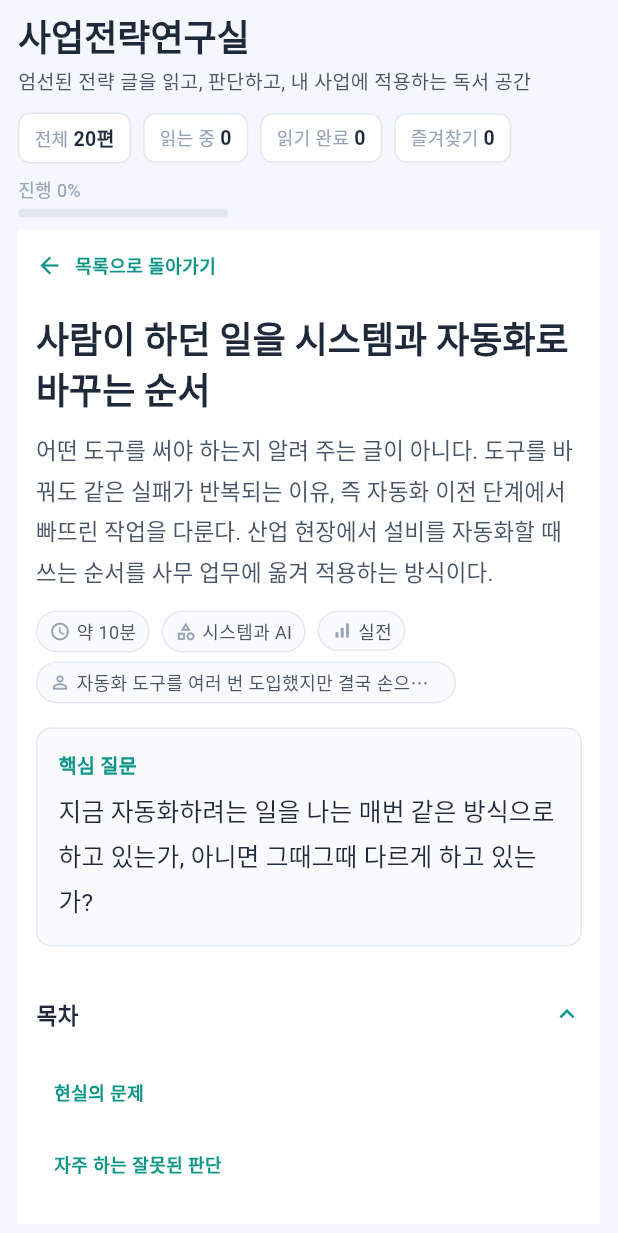
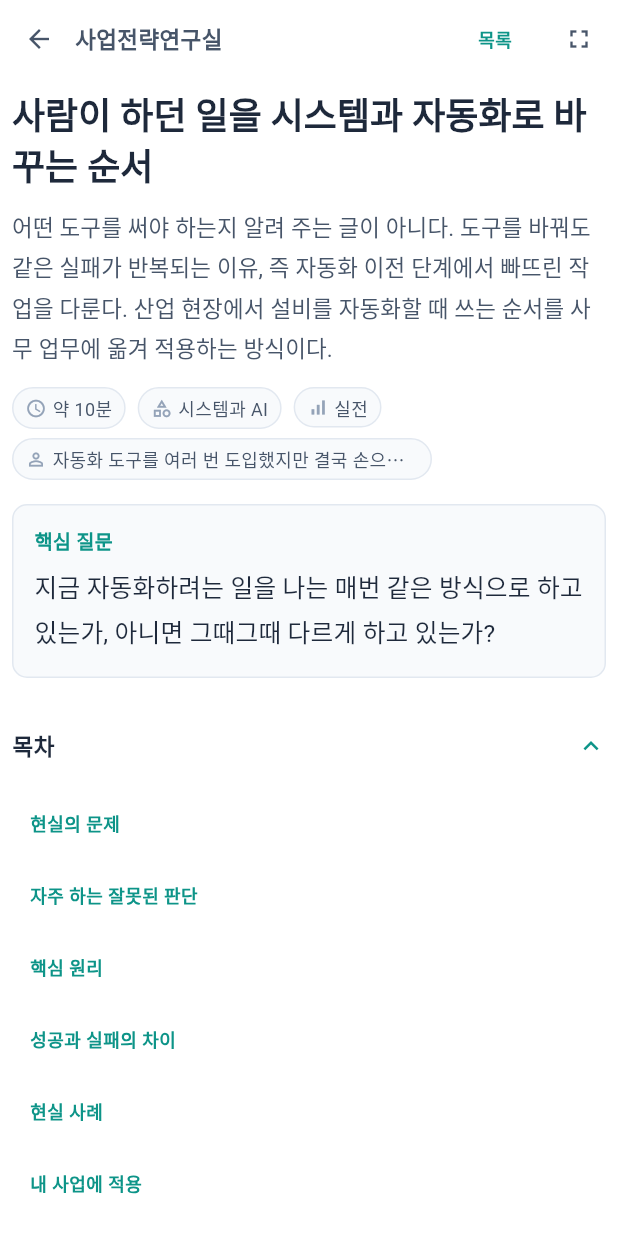
Before and after one commit to jtjeon73-hue/SotongwareControl, a Flutter app: the BusinessStudyScreen widget shown alone on an empty page, opened directly, on a phone screen of 412 x 824 dp. Shown: the top 1233 px of the screen. Run offline on Flutter 3.47's test engine with Material 3 defaults, Android fonts, the phone set to English and light mode, and no system bars; our stand-ins replace cloud_firestore, firebase_auth, firebase_core, shared_preferences, web; missing offline and left inert: dart:js_interop; accounts and stored records are empty; statements that could not run were skipped.

Commit message:
fix: 사업전략연구실 모바일에서 본문 읽기 공간을 최대화한다
셸 헤더·연구실 헤더·필터가 본문을 가리던 구조를 모바일 전용 52px 바와 BottomSheet 목록으로 분리한다.

Co-authored-by: Cursor <cursoragent@cursor.com>

```diff
--- a/lib/screens/business_study_screen.dart
+++ b/lib/screens/business_study_screen.dart
@@ -24,7 +24,17 @@ const _sectionTitleStyle = TextStyle(
 );
 
 class BusinessStudyScreen extends StatefulWidget {
-  const BusinessStudyScreen({super.key});
+  const BusinessStudyScreen({
+    super.key,
+    this.onImmersiveModeChanged,
+    this.onOpenDrawer,
+  });
+
+  /// 모바일 읽기/전체화면 시 총관제 셸 헤더를 숨기도록 알림.
+  final ValueChanged<bool>? onImmersiveModeChanged;
+
+  /// 셸 헤더가 숨겨진 모바일에서 사이드 메뉴(드로어)를 연다.
+  final VoidCallback? onOpenDrawer;
 
   @override
   State<BusinessStudyScreen> createState() => _BusinessStudyScreenState();
@@ -51,7 +61,7 @@ class _BusinessStudyScreenState extends State<BusinessStudyScreen> {
   var _tocExpanded = true;
   var _listCollapsed = false;
   var _fullscreenReading = false;
-  double? _savedListOffset;
+  var _shellImmersiveRequested = false;
 
   @override
   void initState() {
@@ -62,14 +72,6 @@ class _BusinessStudyScreenState extends State<BusinessStudyScreen> {
       );
     });
     _loadAll();
-  }
-
-  @override
-  void dispose() {
-    _searchController.dispose();
-    _listScrollController.dispose();
-    _detailScrollController.dispose();
-    super.dispose();
   }
 
   Future<void> _loadAll() async {
@@ -176,20 +178,193 @@ class _BusinessStudyScreenState extends State<BusinessStudyScreen> {
   }
 
   Future<void> _selectArticle(String id, {required bool isWide}) async {
-    if (!isWide) {
-      _savedListOffset = _listScrollController.hasClients
-          ? _listScrollController.offset
-          : null;
-    }
+    final same = _selectedId == id;
     setState(() => _selectedId = id);
     await _store.saveLastOpenedId(id);
     final status = _statuses[id] ?? 'unread';
     if (status == 'unread') {
       await _setStatus(id, 'reading');
     }
-    if (_detailScrollController.hasClients) {
+    if (!same && _detailScrollController.hasClients) {
       _detailScrollController.jumpTo(0);
     }
+  }
+
+  void _setFullscreen(bool value) {
+    setState(() => _fullscreenReading = value);
+  }
+
+  void _syncShellImmersive(bool isWide) {
+    // 모바일 사업전략연구실: 셸 헤더를 숨겨 본문 높이를 확보한다.
+    final hide = !isWide;
+    if (_shellImmersiveRequested == hide) return;
+    _shellImmersiveRequested = hide;
+    WidgetsBinding.instance.addPostFrameCallback((_) {
+      if (!mounted) return;
+      widget.onImmersiveModeChanged?.call(hide);
+    });
+  }
+
+  Future<void> _openMobileArticleSheet() async {
+    await showModalBottomSheet<void>(
+      context: context,
+      isScrollControlled: true,
+      useSafeArea: true,
+      backgroundColor: ControlColors.surface,
+      builder: (ctx) {
+        final height = MediaQuery.sizeOf(ctx).height * 0.88;
+        return StatefulBuilder(
+          builder: (ctx, setModalState) {
+            return SizedBox(
+              height: height,
+              child: Column(
+                crossAxisAlignment: CrossAxisAlignment.stretch,
+                children: [
+                  Padding(
+                    padding: const EdgeInsets.fromLTRB(12, 10, 8, 4),
+                    child: Row(
+                      children: [
+                        const Expanded(
+                          child: Text(
+                            '연구주제 목록',
+                            style: TextStyle(
+                              fontWeight: FontWeight.w700,
+                              fontSize: 16,
+                            ),
+                          ),
+                        ),
+                        IconButton(
+                          tooltip: '닫기',
+                          onPressed: () => Navigator.pop(ctx),
+                          icon: const Icon(Icons.close),
+                        ),
+                      ],
+                    ),
+                  ),
+                  Padding(
+                    padding: const EdgeInsets.symmetric(horizontal: 12),
+                    child: _FilterRow(
+                      searchController: _searchController,
+                      categoryFilter: _categoryFilter,
+                      quickFilter: _quickFilter,
+                      onCategoryChanged: (v) {
+                        setState(() => _categoryFilter = v);
+                        setModalState(() {});
+                      },
+                      onQuickFilterChanged: (v) {
+                        setState(() => _quickFilter = v);
+                        setModalState(() {});
+                      },
+                    ),
+                  ),
+                  const SizedBox(height: 8),
+                  Expanded(
+                    child: _ArticleList(
+                      articles: _filteredArticles,
+                      selectedId: _selectedId,
+                      statuses: _statuses,
+                      favorites: _favorites,
+                      scrollController: _listScrollController,
+                      onSelect: (id) async {
+                        Navigator.pop(ctx);
+                        await _selectArticle(id, isWide: false);
+                      },
+                    ),
+                  ),
+                ],
+              ),
+            );
+          },
+        );
+      },
+    );
+  }
+
+  Widget _mobileCompactBar({required bool fullscreen}) {
+    const barHeight = 52.0;
+    if (fullscreen) {
+      return SizedBox(
+        height: barHeight,
+        child: Material(
+          color: ControlColors.surface,
+          child: Row(
+            children: [
+              TextButton(
+                onPressed: () => _setFullscreen(false),
+                child: const Text('전체화면 종료'),
+              ),
+              const Spacer(),
+            ],
+          ),
+        ),
+      );
+    }
+    return SizedBox(
+      height: barHeight,
+      child: Material(
+        color: ControlColors.surface,
+        child: Padding(
+          padding: const EdgeInsets.symmetric(horizontal: 2),
+          child: Row(
+            children: [
+              IconButton(
+                tooltip: widget.onOpenDrawer != null ? '메뉴' : '목록',
+                onPressed: widget.onOpenDrawer ?? _openMobileArticleSheet,
+                icon: Icon(
+                  widget.onOpenDrawer != null ? Icons.menu : Icons.arrow_back,
+                ),
+              ),
+              const Expanded(
+                child: Text(
+                  '사업전략연구실',
+                  maxLines: 1,
+                  overflow: TextOverflow.ellipsis,
+                  style: TextStyle(fontWeight: FontWeight.w700, fontSize: 15),
+                ),
+              ),
+              TextButton(
+                onPressed: _openMobileArticleSheet,
+                child: const Text('목록'),
+              ),
+              IconButton(
+                tooltip: '전체화면 읽기',
+                onPressed: () => _setFullscreen(true),
+                icon: const Icon(Icons.fullscreen),
+              ),
+            ],
+          ),
+        ),
+      ),
+    );
+  }
+
+  Widget _buildReadingPane(
+    StrategyArticle selected, {
+    required bool compactChrome,
+    required bool tocExpanded,
+    VoidCallback? onBack,
+  }) {
+    return _ReadingPane(
+      article: selected,
+      scrollController: _detailScrollController,
+      sectionKeys: _sectionKeys,
+      status: _statuses[selected.id] ?? 'unread',
+      isFavorite: _favorites.contains(selected.id),
+      memo: _memos[selected.id] ?? '',
+      applyNote: _applyNotes[selected.id] ?? '',
+      actionChecks: _actionChecks,
+      tocExpanded: tocExpanded,
+      onTocExpanded: (v) => setState(() => _tocExpanded = v),
+      onBack: onBack,
+      onSetStatus: _setStatus,
+      onToggleFavorite: _toggleFavorite,
+      onSaveMemo: _saveMemo,
+      onSaveApplyNote: _saveApplyNote,
+      onToggleAction: _toggleAction,
+      onNavigate: _navigateArticle,
+      onScrollToSection: _scrollToSection,
+      compactChrome: compactChrome,
+    );
   }
 
   Future<void> _setStatus(String articleId, String status) async {
@@ -257,7 +432,8 @@ class _BusinessStudyScreenState extends State<BusinessStudyScreen> {
         : list.indexWhere((a) => a.id == current.id);
     final safeIndex = currentIndex < 0 ? 0 : currentIndex;
     final nextIndex = (safeIndex + delta).clamp(0, list.length - 1);
-    _selectArticle(list[nextIndex].id, isWide: true);
+    final isWide = MediaQuery.sizeOf(context).width >= 900;
+    _selectArticle(list[nextIndex].id, isWide: isWide);
   }
 
   void _scrollToSection(String key) {
@@ -271,19 +447,15 @@ class _BusinessStudyScreenState extends State<BusinessStudyScreen> {
     );
   }
 
-  void _backToList() {
-    setState(() => _selectedId = null);
-    WidgetsBinding.instance.addPostFrameCallback((_) {
-      if (!mounted) return;
-      if (_savedListOffset != null && _listScrollController.hasClients) {
-        _listScrollController.jumpTo(
-          _savedListOffset!.clamp(
-            0.0,
-            _listScrollController.position.maxScrollExtent,
-          ),
-        );
+  @override
+  void dispose() {
+    if (_shellImmersiveRequested) {
+      widget.onImmersiveModeChanged?.call(false);
     }
-    });
+    _searchController.dispose();
+    _listScrollController.dispose();
+    _detailScrollController.dispose();
+    super.dispose();
   }
 
   @override
@@ -302,10 +474,7 @@ class _BusinessStudyScreenState extends State<BusinessStudyScreen> {
       builder: (context, constraints) {
         final isWide = constraints.maxWidth >= 900;
         final selected = _selectedArticle;
-
-        // 데스크톱: 항상 본문 표시. 모바일: 선택 시에만 상세.
-        final showDetail = isWide || selected != null;
-        final showList = isWide || selected == null;
+        _syncShellImmersive(isWide);
 
         return Focus(
           autofocus: true,
@@ -323,11 +492,67 @@ class _BusinessStudyScreenState extends State<BusinessStudyScreen> {
             }
             return KeyEventResult.ignored;
           },
-          child: Padding(
+          child: isWide ? _buildDesktop(selected) : _buildMobile(selected),
+        );
+      },
+    );
+  }
+
+  Widget _buildMobile(StrategyArticle? selected) {
+    // 모바일: 52px 바만 고정. 목록은 BottomSheet. 본문이 나머지 전체.
+    return ColoredBox(
+      color: ControlColors.surface,
+      child: Column(
+        crossAxisAlignment: CrossAxisAlignment.stretch,
+        children: [
+          _mobileCompactBar(fullscreen: _fullscreenReading),
+          Expanded(
+            child: selected == null
+                ? Padding(
+                    padding: const EdgeInsets.fromLTRB(8, 0, 8, 8),
+                    child: Column(
+                      children: [
+                        _FilterRow(
+                          searchController: _searchController,
+                          categoryFilter: _categoryFilter,
+                          quickFilter: _quickFilter,
+                          onCategoryChanged: (v) =>
+                              setState(() => _categoryFilter = v),
+                          onQuickFilterChanged: (v) =>
+                              setState(() => _quickFilter = v),
+                        ),
+                        const SizedBox(height: 8),
+                        Expanded(
+                          child: _ArticleList(
+                            articles: _filteredArticles,
+                            selectedId: null,
+                            statuses: _statuses,
+                            favorites: _favorites,
+                            scrollController: _listScrollController,
+                            onSelect: (id) => _selectArticle(id, isWide: false),
+                          ),
+                        ),
+                      ],
+                    ),
+                  )
+                : _buildReadingPane(
+                    selected,
+                    compactChrome: true,
+                    tocExpanded: _fullscreenReading ? false : _tocExpanded,
+                    onBack: null,
+                  ),
+          ),
+        ],
+      ),
+    );
+  }
+
+  Widget _buildDesktop(StrategyArticle? selected) {
+    return Padding(
       padding: EdgeInsets.fromLTRB(
-              isWide ? (_fullscreenReading ? 12 : 24) : 12,
-              _fullscreenReading ? 8 : (isWide ? 12 : 8),
-              isWide ? (_fullscreenReading ? 12 : 24) : 12,
+        _fullscreenReading ? 12 : 24,
+        _fullscreenReading ? 8 : 12,
+        _fullscreenReading ? 12 : 24,
         8,
       ),
       child: Column(
@@ -340,22 +565,21 @@ class _BusinessStudyScreenState extends State<BusinessStudyScreen> {
               reviewed: _reviewedCount,
               favorites: _favorites.length,
             ),
-                if (showList && !_fullscreenReading) ...[
+          if (!_fullscreenReading) ...[
             const SizedBox(height: 8),
             _FilterRow(
               searchController: _searchController,
               categoryFilter: _categoryFilter,
               quickFilter: _quickFilter,
-                    onCategoryChanged: (v) =>
-                        setState(() => _categoryFilter = v),
-                    onQuickFilterChanged: (v) =>
-                        setState(() => _quickFilter = v),
+              onCategoryChanged: (v) => setState(() => _categoryFilter = v),
+              onQuickFilterChanged: (v) => setState(() => _quickFilter = v),
             ),
           ],
-                if (isWide && selected != null) ...[
+          if (selected != null) ...[
             const SizedBox(height: 6),
             Row(
               children: [
+                if (!_fullscreenReading)
                   TextButton.icon(
                     onPressed: () =>
                         setState(() => _listCollapsed = !_listCollapsed),
@@ -368,9 +592,7 @@ class _BusinessStudyScreenState extends State<BusinessStudyScreen> {
                     label: Text(_listCollapsed ? '목록 펼치기' : '목록 접기'),
                   ),
                 TextButton.icon(
-                        onPressed: () => setState(
-                          () => _fullscreenReading = !_fullscreenReading,
-                        ),
+                  onPressed: () => _setFullscreen(!_fullscreenReading),
                   icon: Icon(
                     _fullscreenReading
                         ? Icons.fullscreen_exit
@@ -384,8 +606,7 @@ class _BusinessStudyScreenState extends State<BusinessStudyScreen> {
           ],
           const SizedBox(height: 8),
           Expanded(
-                  child: isWide
-                      ? Row(
+            child: Row(
               crossAxisAlignment: CrossAxisAlignment.stretch,
               children: [
                 if (!_listCollapsed && !_fullscreenReading) ...[
@@ -397,8 +618,7 @@ class _BusinessStudyScreenState extends State<BusinessStudyScreen> {
                       statuses: _statuses,
                       favorites: _favorites,
                       scrollController: _listScrollController,
-                                  onSelect: (id) =>
-                                      _selectArticle(id, isWide: true),
+                      onSelect: (id) => _selectArticle(id, isWide: true),
                     ),
                   ),
                   const SizedBox(width: 12),
@@ -406,73 +626,20 @@ class _BusinessStudyScreenState extends State<BusinessStudyScreen> {
                 Expanded(
                   child: selected == null
                       ? const SizedBox.shrink()
-                                  : _ReadingPane(
-                                      article: selected,
-                                      scrollController: _detailScrollController,
-                                      sectionKeys: _sectionKeys,
-                                      status:
-                                          _statuses[selected.id] ?? 'unread',
-                                      isFavorite: _favorites.contains(
-                                        selected.id,
-                                      ),
-                                      memo: _memos[selected.id] ?? '',
-                                      applyNote: _applyNotes[selected.id] ?? '',
-                                      actionChecks: _actionChecks,
+                      : _buildReadingPane(
+                          selected,
+                          compactChrome: _fullscreenReading,
                           tocExpanded: _fullscreenReading
                               ? false
                               : _tocExpanded,
-                                      onTocExpanded: (v) =>
-                                          setState(() => _tocExpanded = v),
                           onBack: null,
-                                      onSetStatus: _setStatus,
-                                      onToggleFavorite: _toggleFavorite,
-                                      onSaveMemo: _saveMemo,
-                                      onSaveApplyNote: _saveApplyNote,
-                                      onToggleAction: _toggleAction,
-                                      onNavigate: _navigateArticle,
-                                      onScrollToSection: _scrollToSection,
-                                      compactChrome: _fullscreenReading,
-                                    ),
-                            ),
-                          ],
-                        )
-                      : showDetail && selected != null
-                      ? _ReadingPane(
-                          article: selected,
-                          scrollController: _detailScrollController,
-                          sectionKeys: _sectionKeys,
-                          status: _statuses[selected.id] ?? 'unread',
-                          isFavorite: _favorites.contains(selected.id),
-                          memo: _memos[selected.id] ?? '',
-                          applyNote: _applyNotes[selected.id] ?? '',
-                          actionChecks: _actionChecks,
-                          tocExpanded: _tocExpanded,
-                          onTocExpanded: (v) =>
-                              setState(() => _tocExpanded = v),
-                          onBack: _backToList,
-                          onSetStatus: _setStatus,
-                          onToggleFavorite: _toggleFavorite,
-                          onSaveMemo: _saveMemo,
-                          onSaveApplyNote: _saveApplyNote,
-                          onToggleAction: _toggleAction,
-                          onNavigate: _navigateArticle,
-                          onScrollToSection: _scrollToSection,
-                          compactChrome: true,
-                        )
-                      : _ArticleList(
-                          articles: _filteredArticles,
-                          selectedId: null,
-                          statuses: _statuses,
-                          favorites: _favorites,
-                          scrollController: _listScrollController,
-                          onSelect: (id) => _selectArticle(id, isWide: false),
                         ),
                 ),
               ],
             ),
           ),
-        );
-      },
+        ],
+      ),
     );
   }
 }
@@ -996,9 +1163,9 @@ class _ReadingPaneState extends State<_ReadingPane> {
                   child: ListView(
                     controller: widget.scrollController,
                     padding: EdgeInsets.fromLTRB(
-                      widget.compactChrome ? 12 : 20,
+                      widget.compactChrome ? 8 : 20,
                       widget.compactChrome ? 8 : 12,
-                      widget.compactChrome ? 12 : 20,
+                      widget.compactChrome ? 8 : 20,
                       widget.compactChrome ? 20 : 32,
                     ),
                     children: [
```
Also changed, not shown: lib/app.dart (+16 -1 lines), 1 other file. Lines whose indentation alone changed are shown as unchanged.
